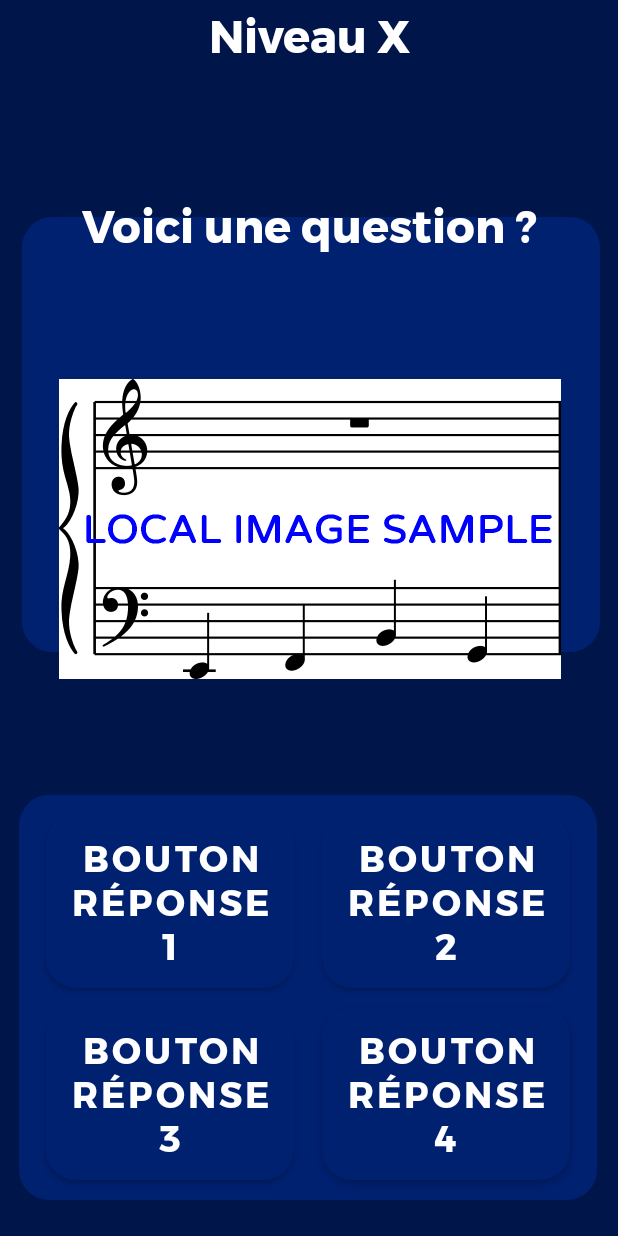
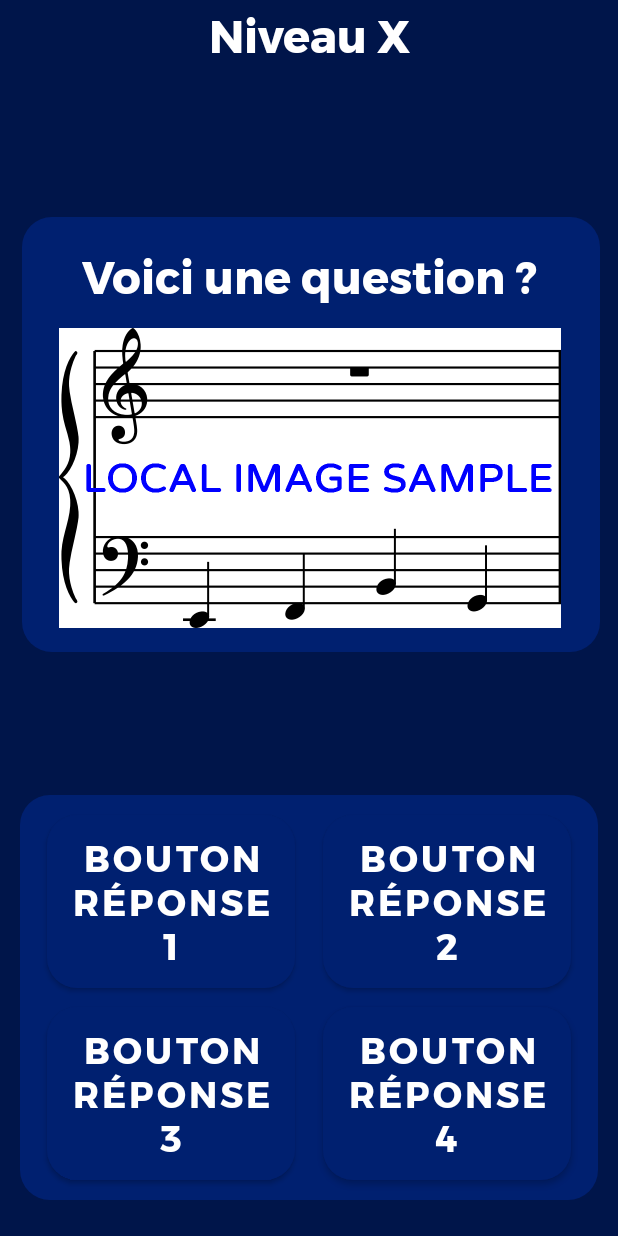
Before and after one commit to FlorianLatapie/UNS-IUT-Info-S4_Piano-Master, an Android app: the layout activity_niveau_4reponses.xml on its own in the app's theme, with its tools: preview values and no code run, on a phone screen of 412 x 824 dp. Run offline under Robolectric (Android 15) with nearby library versions, the phone set to English and light mode, and no system bars; Roboto replaces fonts that are not available here.

Commit message:
Update activity_niveau_4reponses.xml

```diff
--- a/app/src/main/res/layout/activity_niveau_4reponses.xml
+++ b/app/src/main/res/layout/activity_niveau_4reponses.xml
@@ -11,12 +11,11 @@
         android:layout_width="385dp"
         android:layout_height="290dp"
         android:background="@drawable/box"
-        app:layout_constraintBottom_toBottomOf="@+id/iv_question_q4rep"
+        app:layout_constraintBottom_toTopOf="@+id/constraintLayout"
         app:layout_constraintEnd_toEndOf="@+id/iv_question_q4rep"
         app:layout_constraintHorizontal_bias="0.441"
         app:layout_constraintStart_toStartOf="@+id/iv_question_q4rep"
-        app:layout_constraintTop_toTopOf="@+id/tv_question_q4rep"
-         />
+        app:layout_constraintTop_toBottomOf="@+id/tv_titre_niveau_q4rep" />
 
     <TextView
         android:id="@+id/tv_titre_niveau_q4rep"
@@ -37,11 +36,13 @@
         android:id="@+id/iv_question_q4rep"
         android:layout_width="370dp"
         android:layout_height="200dp"
-        app:layout_constraintBottom_toTopOf="@+id/constraintLayout"
+
+        android:layout_marginBottom="16dp"
+        app:layout_constraintBottom_toBottomOf="@+id/fond_question_q4rep"
         app:layout_constraintEnd_toEndOf="parent"
         app:layout_constraintHorizontal_bias="0.5"
+
         app:layout_constraintStart_toStartOf="parent"
-        app:layout_constraintTop_toBottomOf="@+id/tv_question_q4rep"
         app:srcCompat="@drawable/lvl1" />
 
     <androidx.constraintlayout.widget.ConstraintLayout
@@ -52,7 +53,6 @@
         android:background="@drawable/box"
         app:layout_constraintBottom_toBottomOf="parent"
         app:layout_constraintEnd_toEndOf="parent"
-        app:layout_constraintHorizontal_bias="0.464"
         app:layout_constraintStart_toStartOf="parent">
 
         <Button
@@ -122,14 +122,15 @@
         android:id="@+id/tv_question_q4rep"
         android:layout_width="wrap_content"
         android:layout_height="wrap_content"
+        android:layout_marginTop="16dp"
         android:fontFamily="@font/montserrat_bold"
         android:text="Voici une question ?"
         android:textColor="@color/white"
         android:textSize="30sp"
-        app:layout_constraintBottom_toTopOf="@+id/iv_question_q4rep"
         app:layout_constraintEnd_toEndOf="parent"
         app:layout_constraintHorizontal_bias="0.5"
         app:layout_constraintStart_toStartOf="parent"
-        app:layout_constraintTop_toBottomOf="@+id/tv_titre_niveau_q4rep" />
+        app:layout_constraintTop_toBottomOf="@+id/tv_titre_niveau_q4rep"
+        app:layout_constraintTop_toTopOf="@+id/fond_question_q4rep" />
 
 </androidx.constraintlayout.widget.ConstraintLayout>
```
